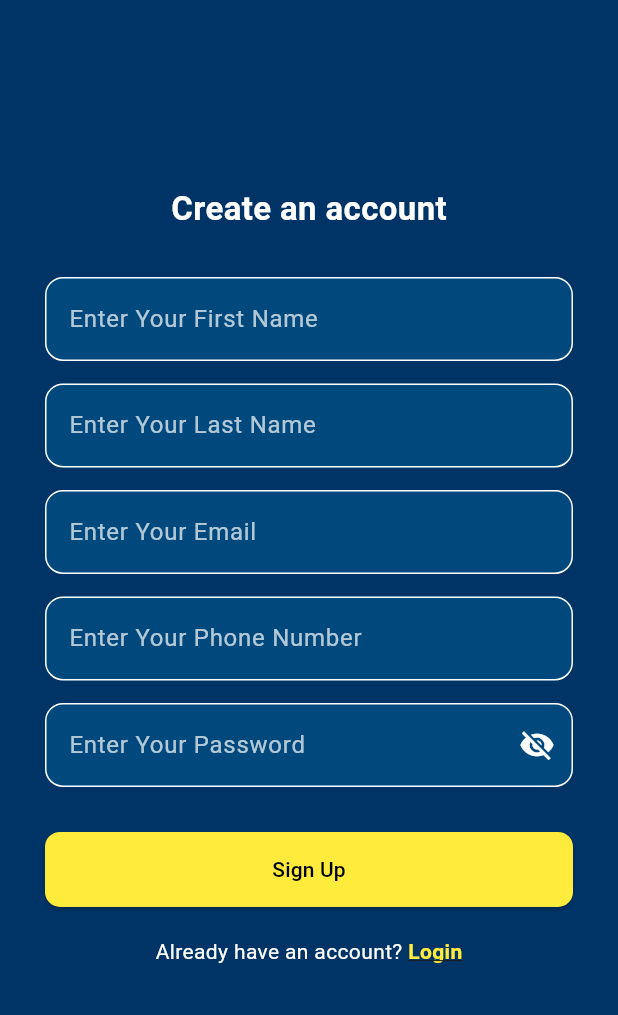
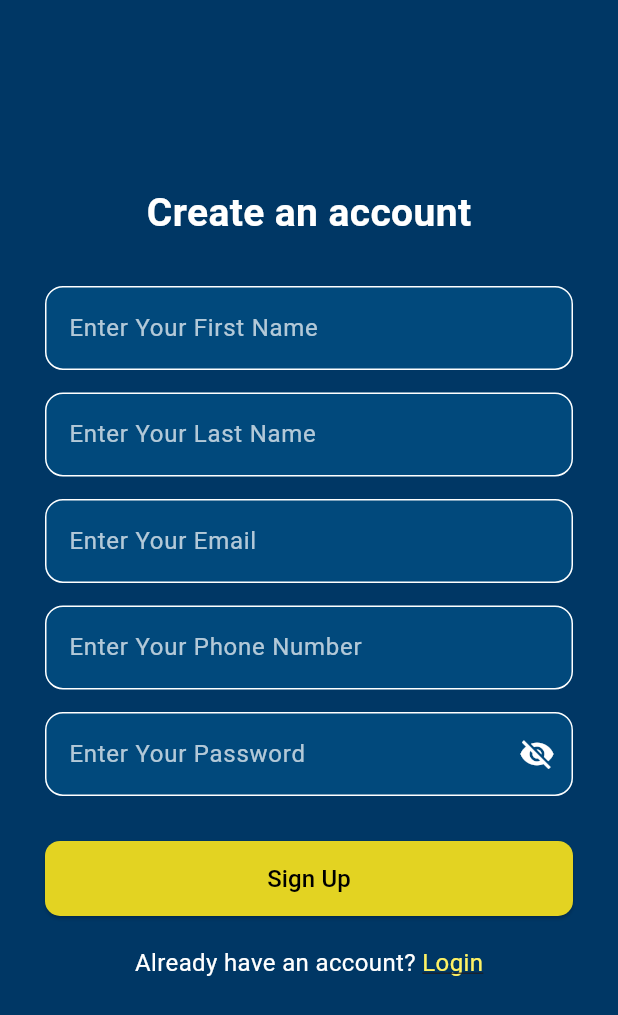
Before and after one commit to dewmsr/-ITDS283_Sec2_Group10, a Flutter app: the SignUpPage screen opened by its route, on a phone screen of 412 x 824 dp. Shown: the top 1015 px of the screen. Run offline on Flutter 3.47's test engine with Material 3 defaults, Android fonts, the light colour scheme and no system bars; our stand-ins replace font_awesome_flutter, iconly; missing offline and left inert: time_picker_spinner; Roboto replaces fonts that are missing (Poppins).

Commit message:
Update signup.dart

```diff
--- a/kemisara/lib/pages/signup.dart
+++ b/kemisara/lib/pages/signup.dart
@@ -10,7 +10,7 @@ class SignUpPage extends StatelessWidget {
   @override
   Widget build(BuildContext context) {
     return Scaffold(
-      backgroundColor: const Color(0xFF003366),
+      backgroundColor: const Color(0xFF003765),
       body: SafeArea(
         child: SingleChildScrollView(
           padding: const EdgeInsets.symmetric(horizontal: 30),
@@ -21,7 +21,7 @@ class SignUpPage extends StatelessWidget {
               Text(
                 'Create an account',
                 style: TextStyle(
-                  fontSize: 22,
+                  fontSize: 26,
                   fontWeight: FontWeight.bold,
                   color: Colors.white,
                 ),
@@ -55,7 +55,7 @@ class SignUpPage extends StatelessWidget {
                 Navigator.pop(context);
               },
               style: ElevatedButton.styleFrom(
-                backgroundColor: Colors.yellow,
+                backgroundColor: Color(0xFFE3D322),
                 minimumSize: Size(double.infinity, 50),
                 shape: RoundedRectangleBorder(
                   borderRadius: BorderRadius.circular(10),
@@ -63,7 +63,7 @@ class SignUpPage extends StatelessWidget {
               ),
               child: Text(
                 'Sign Up',
-                style: TextStyle(color: Colors.black),
+                style: TextStyle(color: Colors.black, fontSize: 16),
               ),
             ),
 
@@ -73,7 +73,7 @@ class SignUpPage extends StatelessWidget {
                 mainAxisAlignment: MainAxisAlignment.center,
                 children: [
                   Text("Already have an account? ",
-                      style: TextStyle(color: Colors.white)),
+                      style: TextStyle(color: Colors.white, fontSize: 16)),
                   GestureDetector(
                     onTap: () {
                       Navigator.pop(context); // ย้อนกลับไปหน้า login
@@ -81,8 +81,8 @@ class SignUpPage extends StatelessWidget {
                     child: Text(
                       'Login',
                       style: TextStyle(
-                        color: Colors.yellow,
-                        fontWeight: FontWeight.bold,
+                        color: Color(0xFFFFF264),
+                        fontSize: 16,
                         decoration: TextDecoration.underline,
                       ),
                     ),
```
